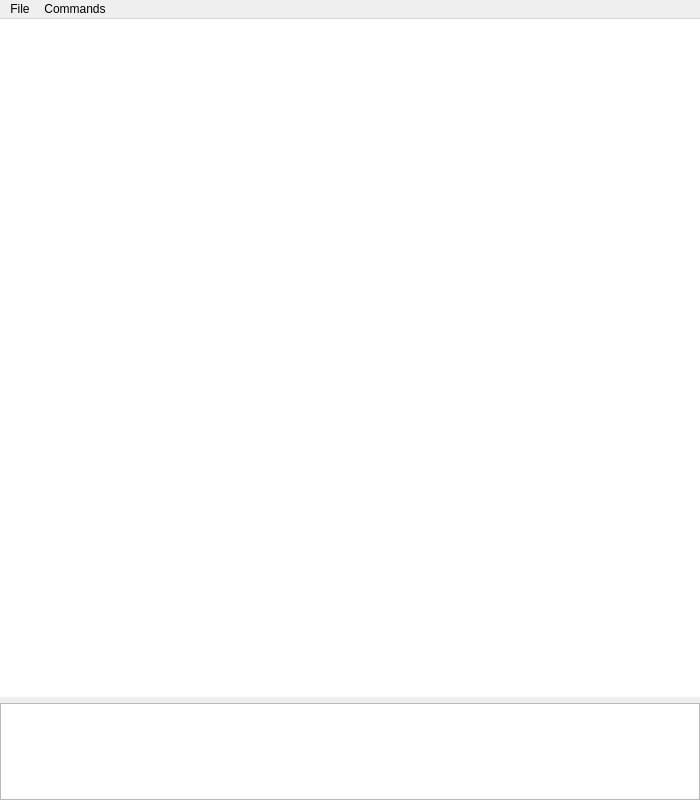
Old version of the form src/IDE/textedit.ui in the repository kolya112/GMILanguage.
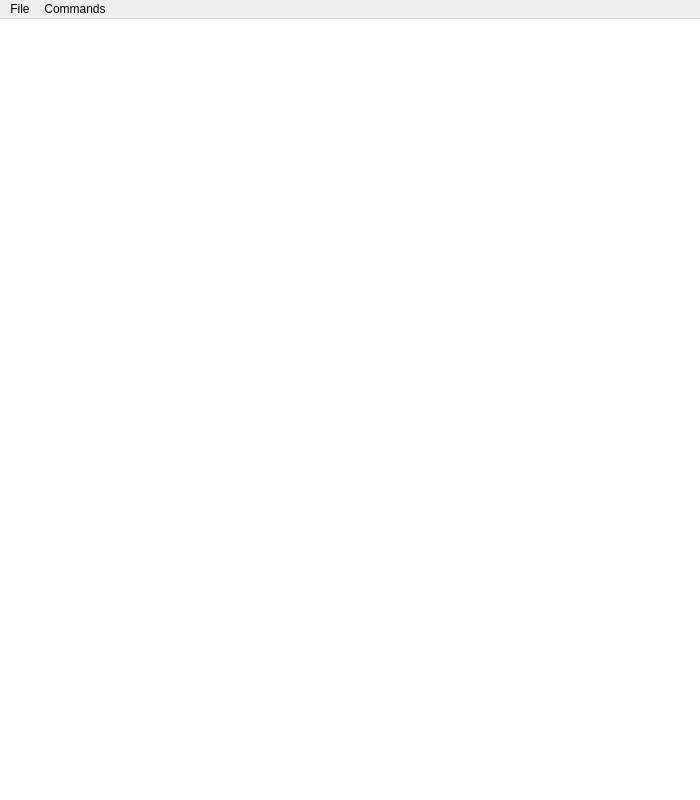
New version of the form.

Commit message:
новые изменения
1. добавил вывод исключений появлением messagebox'а с описанием исключения
2. переделал обработку полученного вывода от интерпретатора

Patch:
```diff
--- a/src/IDE/textedit.ui
+++ b/src/IDE/textedit.ui
@@ -28,7 +28,7 @@
      <number>0</number>
     </property>
     <item>
-     <layout class="QGridLayout" name="gridLayout" rowstretch="7,1">
+     <layout class="QGridLayout" name="gridLayout" rowstretch="7">
       <item row="0" column="0">
        <widget class="QTextEdit" name="textedit">
         <property name="sizePolicy">
@@ -47,16 +47,6 @@
         </property>
        </widget>
       </item>
-      <item row="1" column="0">
-       <widget class="QTextBrowser" name="textBrowser">
-        <property name="sizePolicy">
-         <sizepolicy hsizetype="Expanding" vsizetype="Expanding">
-          <horstretch>0</horstretch>
-          <verstretch>0</verstretch>
-         </sizepolicy>
-        </property>
-       </widget>
-      </item>
      </layout>
     </item>
    </layout>
```
The commit also changes 2 other files.
